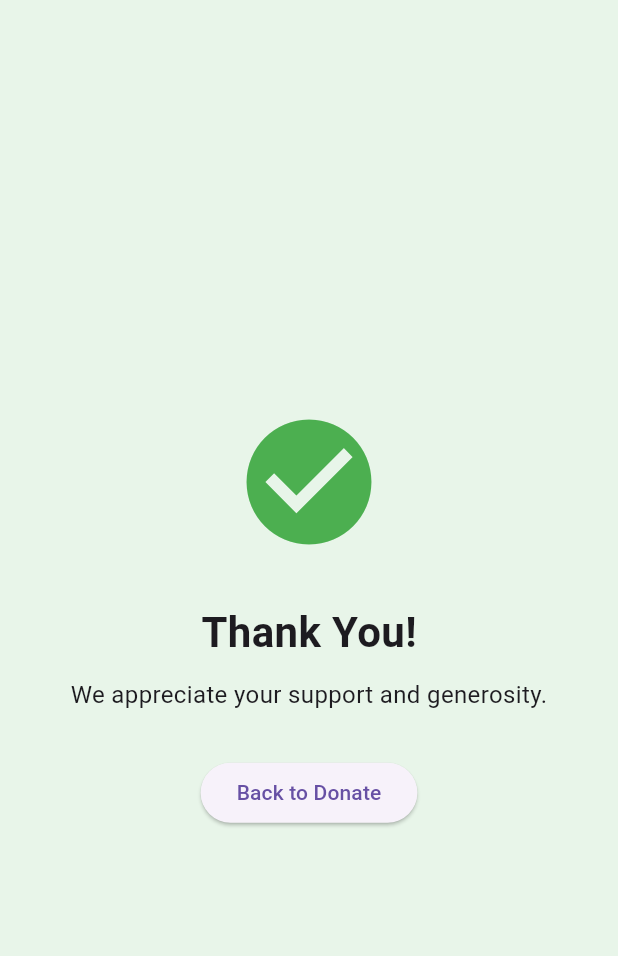
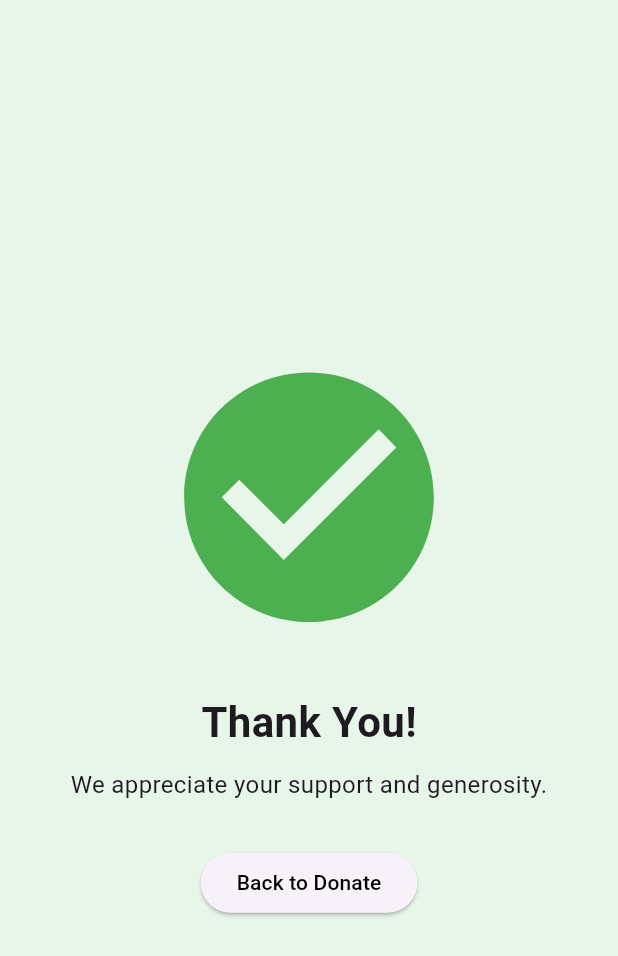
Before and after one commit to hawkaii/TrustLink, a Flutter app: the DonationSuccessPage screen opened directly, on a phone screen of 412 x 824 dp. Shown: the top 956 px of the screen. Run offline on Flutter 3.47's test engine with Material 3 defaults, Android fonts, the light colour scheme and no system bars; our stand-ins replace cached_network_image, dio, flutter_screenutil, flutter_svg, fluttertoast, font_awesome_flutter and 7 more; missing offline and left inert: flutter_floating_bottom_bar; accounts and stored records are empty; project files that could hold a hidden picture were left out.

Commit message:
change ui

```diff
--- a/lib/view/profile/donation/donatin_sucess/don_sucess.dart
+++ b/lib/view/profile/donation/donatin_sucess/don_sucess.dart
@@ -1,4 +1,6 @@
 import 'package:flutter/material.dart';
+import 'package:get/get.dart';
+import 'package:trustlink/view/profile/donation/donatin_sucess/tranjection_sleep.dart';
 
 class DonationSuccessPage extends StatelessWidget {
   const DonationSuccessPage({super.key});
@@ -13,7 +15,10 @@ class DonationSuccessPage extends StatelessWidget {
           child: Column(
             mainAxisAlignment: MainAxisAlignment.center,
             children: [
-              const Icon(Icons.check_circle, size: 100, color: Colors.green),
+              const SizedBox(
+                height: 20,
+              ),
+              const Icon(Icons.check_circle, size: 200, color: Colors.green),
               const SizedBox(height: 30),
               const Text(
                 "Thank You!",
@@ -27,8 +32,15 @@ class DonationSuccessPage extends StatelessWidget {
               ),
               const SizedBox(height: 30),
               ElevatedButton(
-                onPressed: () => Navigator.pop(context),
-                child: const Text("Back to Donate"),
+                onPressed: () {
+                  Get.to(() => const TransactionDetailsPage());
+                },
+                child: const Text(
+                  "Back to Donate",
+                  style: TextStyle(
+                    color: Colors.black,
+                  ),
+                ),
               ),
             ],
           ),
```
